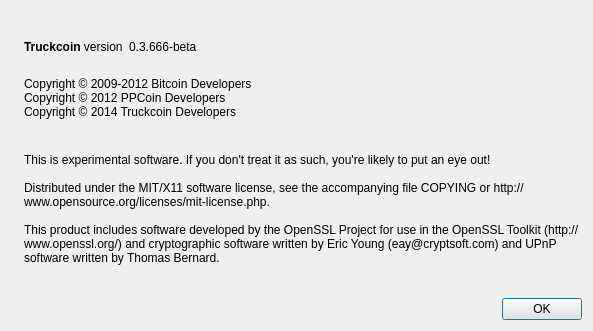
truckit/Truckcoin, file src/qt/forms/aboutdialog.ui: the form before one commit.
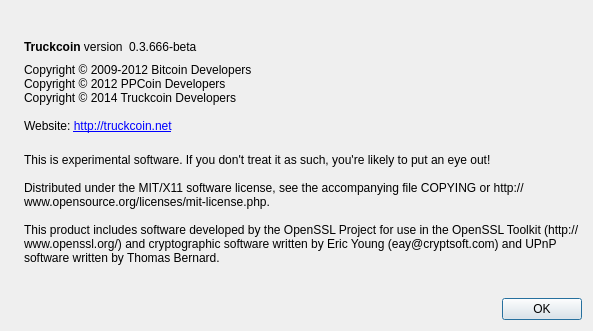
The form after the commit. Icons and pictures are not drawn.

Commit message: Add website to about box, some minor corrections

```diff
--- a/src/qt/forms/aboutdialog.ui
+++ b/src/qt/forms/aboutdialog.ui
@@ -92,11 +92,18 @@
        </property>
        <property name="text">
         <string>
-Copyright © 2009-2012 Bitcoin Developers
-Copyright © 2012 PPCoin Developers
-Copyright © 2014 Truckcoin Developers
+Copyright © 2009-2012 Bitcoin Developers&lt;br/&gt;
+Copyright © 2012 PPCoin Developers&lt;br/&gt;
+Copyright © 2014 Truckcoin Developers&lt;br/&gt;&lt;br/&gt;
+Website: &lt;a href=&quot;http://truckcoin.net&quot;&gt;http://truckcoin.net&lt;/a&gt;
 </string>
        </property>
+       <property name="textFormat">
+        <enum>Qt::RichText</enum>
+       </property>
+       <property name="openExternalLinks">
+        <bool>true</bool>
+       </property>
        <property name="textInteractionFlags">
         <set>Qt::LinksAccessibleByMouse|Qt::TextSelectableByKeyboard|Qt::TextSelectableByMouse</set>
        </property>
```
Lines whose indentation alone changed are shown as unchanged. The commit also changes 2 other files.
